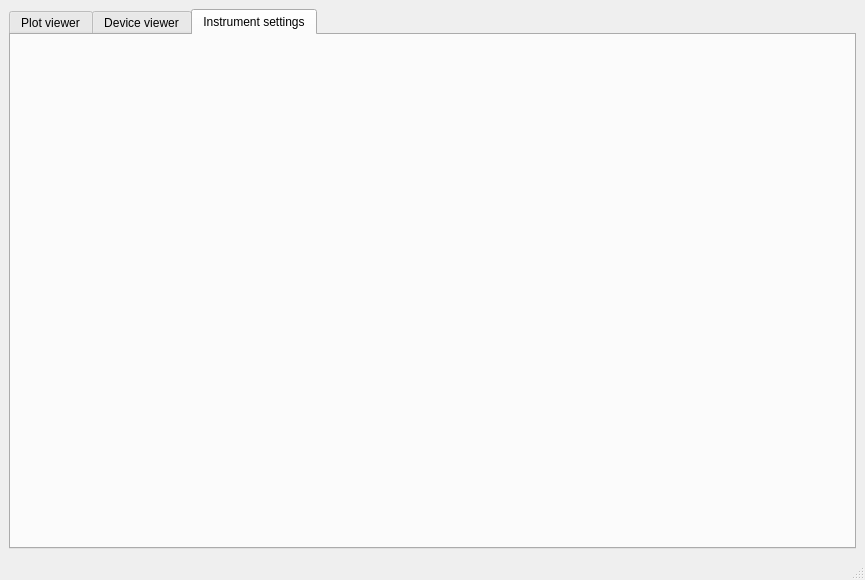
The window that UI/mainwindow.ui (bgoblyos/pymeas-ng) describes before a commit, drawn with Qt 5.
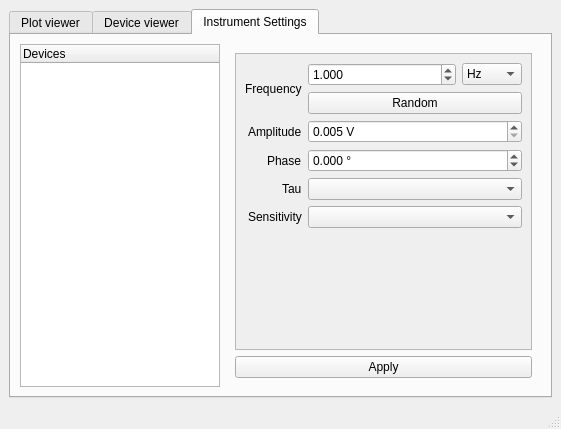
The same window after the commit. Custom widgets are drawn as their Qt base class.

Commit message: Implement device settings

What changed in the file:
```diff
--- a/UI/mainwindow.ui
+++ b/UI/mainwindow.ui
@@ -6,8 +6,8 @@
    <rect>
     <x>0</x>
     <y>0</y>
-    <width>865</width>
-    <height>580</height>
+    <width>561</width>
+    <height>429</height>
    </rect>
   </property>
   <property name="windowTitle">
@@ -77,11 +77,272 @@
       </widget>
       <widget class="QWidget" name="tab">
        <attribute name="title">
-        <string>Instrument settings</string>
+        <string>Instrument Settings</string>
        </attribute>
-       <layout class="QVBoxLayout" name="verticalLayout_5">
+       <layout class="QHBoxLayout" name="horizontalLayout_4">
         <item>
-         <layout class="QGridLayout" name="gridLayout" rowminimumheight="0" columnminimumwidth="0"/>
+         <widget class="QTreeWidget" name="deviceSelectionTree">
+          <property name="maximumSize">
+           <size>
+            <width>200</width>
+            <height>16777215</height>
+           </size>
+          </property>
+          <column>
+           <property name="text">
+            <string>Devices</string>
+           </property>
+          </column>
+         </widget>
+        </item>
+        <item>
+         <widget class="QStackedWidget" name="settingsStack">
+          <property name="currentIndex">
+           <number>1</number>
+          </property>
+          <widget class="QWidget" name="placeholderPage">
+           <layout class="QVBoxLayout" name="verticalLayout_6">
+            <item>
+             <widget class="QLabel" name="label_7">
+              <property name="text">
+               <string>Please select a device.</string>
+              </property>
+              <property name="alignment">
+               <set>Qt::AlignCenter</set>
+              </property>
+             </widget>
+            </item>
+           </layout>
+          </widget>
+          <widget class="QWidget" name="genericLockInPage">
+           <layout class="QVBoxLayout" name="verticalLayout_3">
+            <item>
+             <widget class="QScrollArea" name="scrollArea">
+              <property name="widgetResizable">
+               <bool>true</bool>
+              </property>
+              <widget class="QWidget" name="scrollAreaWidgetContents">
+               <property name="geometry">
+                <rect>
+                 <x>0</x>
+                 <y>0</y>
+                 <width>307</width>
+                 <height>289</height>
+                </rect>
+               </property>
+               <property name="sizePolicy">
+                <sizepolicy hsizetype="Preferred" vsizetype="Preferred">
+                 <horstretch>0</horstretch>
+                 <verstretch>0</verstretch>
+                </sizepolicy>
+               </property>
+               <layout class="QFormLayout" name="formLayout">
+                <property name="fieldGrowthPolicy">
+                 <enum>QFormLayout::AllNonFixedFieldsGrow</enum>
+                </property>
+                <property name="labelAlignment">
+                 <set>Qt::AlignRight|Qt::AlignTrailing|Qt::AlignVCenter</set>
+                </property>
+                <property name="formAlignment">
+                 <set>Qt::AlignLeading|Qt::AlignLeft|Qt::AlignVCenter</set>
+                </property>
+                <item row="0" column="1">
+                 <layout class="QVBoxLayout" name="verticalLayout_5">
+                  <item>
+                   <layout class="QHBoxLayout" name="horizontalLayout_3">
+                    <item>
+                     <widget class="QDoubleSpinBox" name="genericLockInFreqBox">
+                      <property name="decimals">
+                       <number>3</number>
+                      </property>
+                      <property name="maximum">
+                       <double>10000.000000000000000</double>
+                      </property>
+                      <property name="singleStep">
+                       <double>1.000000000000000</double>
+                      </property>
+                      <property name="stepType">
+                       <enum>QAbstractSpinBox::DefaultStepType</enum>
+                      </property>
+                      <property name="value">
+                       <double>1.000000000000000</double>
+                      </property>
+                     </widget>
+                    </item>
+                    <item>
+                     <widget class="QComboBox" name="genericLockInFreqPrefix">
+                      <property name="sizePolicy">
+                       <sizepolicy hsizetype="Fixed" vsizetype="Fixed">
+                        <horstretch>0</horstretch>
+                        <verstretch>0</verstretch>
+                       </sizepolicy>
+                      </property>
+                      <property name="maximumSize">
+                       <size>
+                        <width>60</width>
+                        <height>16777215</height>
+                       </size>
+                      </property>
+                      <item>
+                       <property name="text">
+                        <string>Hz</string>
+                       </property>
+                      </item>
+                      <item>
+                       <property name="text">
+                        <string>kHz</string>
+                       </property>
+                      </item>
+                      <item>
+                       <property name="text">
+                        <string>MHz</string>
+                       </property>
+                      </item>
+                      <item>
+                       <property name="text">
+                        <string>GHz</string>
+                       </property>
+                      </item>
+                     </widget>
+                    </item>
+                   </layout>
+                  </item>
+                  <item>
+                   <widget class="QPushButton" name="genericLockInRandomButton">
+                    <property name="text">
+                     <string>Random</string>
+                    </property>
+                   </widget>
+                  </item>
+                 </layout>
+                </item>
+                <item row="1" column="0">
+                 <widget class="QLabel" name="label_2">
+                  <property name="text">
+                   <string>Amplitude</string>
+                  </property>
+                 </widget>
+                </item>
+                <item row="1" column="1">
+                 <widget class="QDoubleSpinBox" name="genericLockInAmp">
+                  <property name="suffix">
+                   <string> V</string>
+                  </property>
+                  <property name="decimals">
+                   <number>3</number>
+                  </property>
+                  <property name="minimum">
+                   <double>0.005000000000000</double>
+                  </property>
+                  <property name="maximum">
+                   <double>4.999000000000000</double>
+                  </property>
+                  <property name="singleStep">
+                   <double>0.010000000000000</double>
+                  </property>
+                  <property name="stepType">
+                   <enum>QAbstractSpinBox::AdaptiveDecimalStepType</enum>
+                  </property>
+                 </widget>
+                </item>
+                <item row="0" column="0">
+                 <widget class="QLabel" name="label">
+                  <property name="sizePolicy">
+                   <sizepolicy hsizetype="Preferred" vsizetype="MinimumExpanding">
+                    <horstretch>0</horstretch>
+                    <verstretch>0</verstretch>
+                   </sizepolicy>
+                  </property>
+                  <property name="text">
+                   <string>Frequency</string>
+                  </property>
+                 </widget>
+                </item>
+                <item row="2" column="0">
+                 <widget class="QLabel" name="label_3">
+                  <property name="text">
+                   <string>Phase</string>
+                  </property>
+                 </widget>
+                </item>
+                <item row="3" column="0">
+                 <widget class="QLabel" name="label_5">
+                  <property name="text">
+                   <string>Tau</string>
+                  </property>
+                 </widget>
+                </item>
+                <item row="4" column="0">
+                 <widget class="QLabel" name="label_6">
+                  <property name="text">
+                   <string>Sensitivity</string>
+                  </property>
+                 </widget>
+                </item>
+                <item row="5" column="0">
+                 <spacer name="verticalSpacer">
+                  <property name="orientation">
+                   <enum>Qt::Vertical</enum>
+                  </property>
+                  <property name="sizeHint" stdset="0">
+                   <size>
+                    <width>20</width>
+                    <height>40</height>
+                   </size>
+                  </property>
+                 </spacer>
+                </item>
+                <item row="2" column="1">
+                 <widget class="QDoubleSpinBox" name="genericLockInPhase">
+                  <property name="suffix">
+                   <string> °</string>
+                  </property>
+                  <property name="decimals">
+                   <number>3</number>
+                  </property>
+                  <property name="minimum">
+                   <double>-359.999000000000024</double>
+                  </property>
+                  <property name="maximum">
+                   <double>729.980000000000018</double>
+                  </property>
+                 </widget>
+                </item>
+                <item row="3" column="1">
+                 <widget class="QComboBox" name="genericLockInTau"/>
+                </item>
+                <item row="4" column="1">
+                 <widget class="QComboBox" name="genericLockInSens"/>
+                </item>
+               </layout>
+              </widget>
+             </widget>
+            </item>
+            <item>
+             <widget class="QPushButton" name="genericLockInApplyButton">
+              <property name="text">
+               <string>Apply</string>
+              </property>
+             </widget>
+            </item>
+           </layout>
+          </widget>
+          <widget class="QWidget" name="testPage2">
+           <widget class="QLabel" name="label_4">
+            <property name="geometry">
+             <rect>
+              <x>22</x>
+              <y>6</y>
+              <width>42</width>
+              <height>18</height>
+             </rect>
+            </property>
+            <property name="text">
+             <string>Page 2</string>
+            </property>
+           </widget>
+          </widget>
+         </widget>
         </item>
        </layout>
       </widget>
```
Left out of the diff: 16 changed lines with no effect on the pictures. The commit also changes 4 other files.
